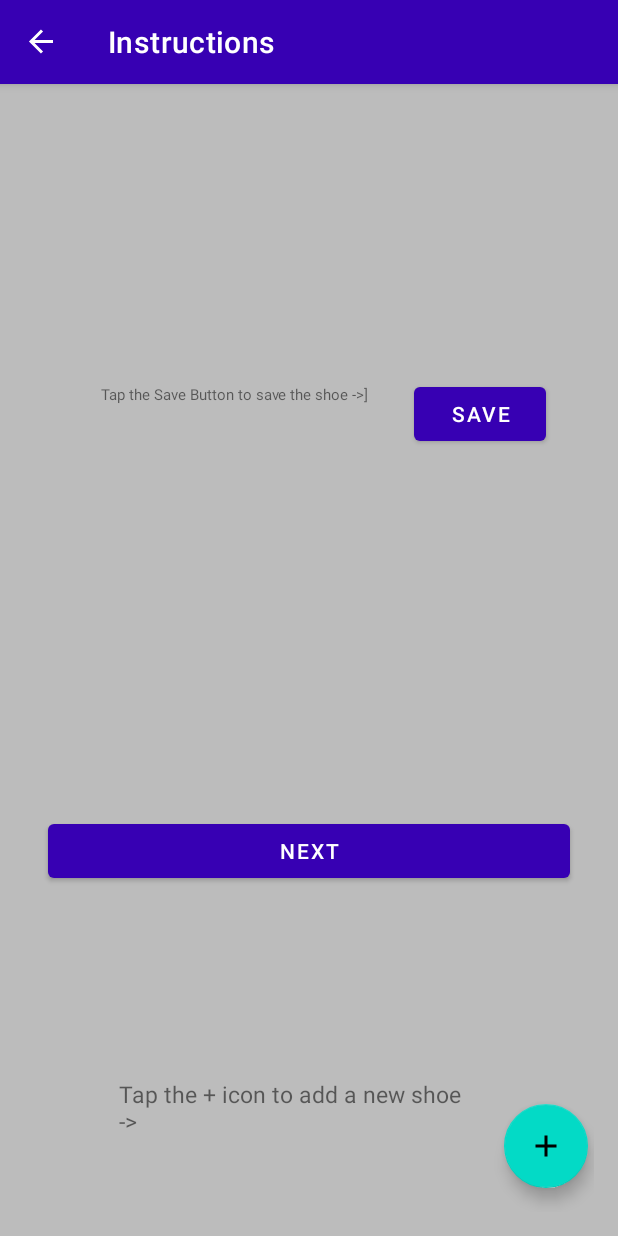
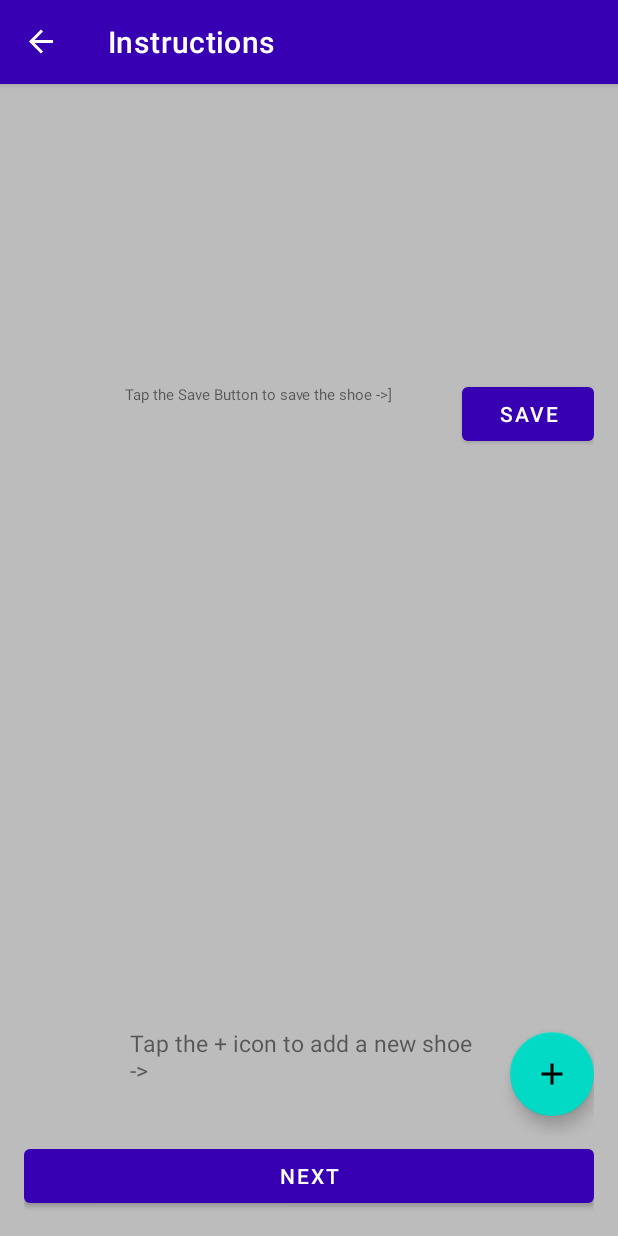
Before and after one commit to islamelhady/Shoe_Store_Inventory, an Android app: the InstructionsFragment screen opened through its navigation route, on a phone screen of 412 x 824 dp. Run offline under Robolectric (Android 15) with nearby library versions, the light colour scheme and no system bars; our stand-ins replace data binding, navigation-ui.

Commit message:
Add Instruction Screen and add pressing back from welcom to close app and logout menu

```diff
--- /dev/null
+++ b/app/src/main/java/com/elhady/inventory/viewmodel/SharedViewModel.kt
@@ -0,0 +1,6 @@
+package com.elhady.inventory.viewmodel
+
+import androidx.lifecycle.ViewModel
+
+class SharedViewModel: ViewModel() {
+}
--- a/app/src/main/res/drawable/ic_add.xml
+++ b/app/src/main/res/drawable/ic_add.xml
@@ -1,4 +1,4 @@
-<vector android:height="24dp" android:tint="#000000"
+<vector android:height="24dp"
     android:viewportHeight="24" android:viewportWidth="24"
     android:width="24dp" xmlns:android="http://schemas.android.com/apk/res/android">
     <path android:fillColor="@android:color/white" android:pathData="M19,13h-6v6h-2v-6H5v-2h6V5h2v6h6v2z"/>
--- a/app/src/main/res/layout/fragment_instructions.xml
+++ b/app/src/main/res/layout/fragment_instructions.xml
@@ -1,5 +1,5 @@
 <?xml version="1.0" encoding="utf-8"?>
-<layout xmlns:tools="http://schemas.android.com/tools"
+<layout
     xmlns:android="http://schemas.android.com/apk/res/android"
     xmlns:app="http://schemas.android.com/apk/res-auto">
 
@@ -9,6 +9,8 @@
             type="com.elhady.inventory.ui.InstructionsFragment" />
 
     </data>
+
+    <!--ConstraintLayout is used to avoid nested views and I can move the views anywhere easily    -->
 
     <androidx.constraintlayout.widget.ConstraintLayout
         android:id="@+id/instructions_constraint_layout"
@@ -23,7 +25,7 @@
             android:layout_width="wrap_content"
             android:layout_height="wrap_content"
             android:layout_marginTop="180dp"
-            android:layout_marginEnd="32dp"
+            android:clickable="false"
             android:text="@string/save"
             app:layout_constraintEnd_toEndOf="parent"
             app:layout_constraintTop_toTopOf="parent" />
@@ -45,43 +47,35 @@
             android:id="@+id/btnNext"
             android:layout_width="match_parent"
             android:layout_height="wrap_content"
-            android:layout_marginStart="16dp"
-            android:layout_marginTop="243dp"
-            android:layout_marginEnd="16dp"
             android:onClick="@{() -> instructionFragment.navigateToShoeList()}"
             android:text="@string/next"
+            app:layout_constraintBottom_toBottomOf="parent"
             app:layout_constraintEnd_toEndOf="parent"
             app:layout_constraintHorizontal_bias="0.0"
-            app:layout_constraintStart_toStartOf="parent"
-            app:layout_constraintTop_toBottomOf="@+id/btnSave" />
+            app:layout_constraintStart_toStartOf="parent" />
 
         <TextView
             android:id="@+id/instOne"
             android:layout_width="233dp"
             android:layout_height="wrap_content"
-            android:layout_marginStart="32dp"
-            android:layout_marginEnd="10dp"
-            android:layout_marginBottom="50dp"
+            android:layout_marginStart="78dp"
+            android:layout_marginEnd="28dp"
+            android:layout_marginBottom="36dp"
             android:text="@string/instruction_one"
             android:textSize="15sp"
-            app:layout_constraintBottom_toBottomOf="parent"
+            app:layout_constraintBottom_toTopOf="@+id/btnNext"
             app:layout_constraintEnd_toStartOf="@+id/floatingActionButton"
-            app:layout_constraintHorizontal_bias="0.7"
-            app:layout_constraintStart_toStartOf="parent"
-            app:layout_constraintTop_toBottomOf="@+id/btnNext"
-            app:layout_constraintVertical_bias="1.0" />
+            app:layout_constraintStart_toStartOf="parent" />
 
         <com.google.android.material.floatingactionbutton.FloatingActionButton
             android:id="@+id/floatingActionButton"
             android:layout_width="wrap_content"
             android:layout_height="wrap_content"
-            android:layout_marginEnd="4dp"
             android:layout_marginBottom="16dp"
+            android:clickable="false"
             android:src="@drawable/ic_add"
-            app:layout_constraintBottom_toBottomOf="parent"
-            app:layout_constraintEnd_toEndOf="parent"
-            app:layout_constraintTop_toBottomOf="@+id/btnNext"
-            app:layout_constraintVertical_bias="1.0" />
+            app:layout_constraintBottom_toTopOf="@+id/btnNext"
+            app:layout_constraintEnd_toEndOf="parent" />
 
     </androidx.constraintlayout.widget.ConstraintLayout>
 </layout>
--- a/app/src/main/res/layout/fragment_welcome.xml
+++ b/app/src/main/res/layout/fragment_welcome.xml
@@ -49,7 +49,7 @@
             android:id="@+id/start"
             android:layout_width="match_parent"
             android:layout_height="wrap_content"
-            android:text="@string/started"
+            android:text="@string/next"
             android:onClick="@{() -> welcomeFragment.navigateToInstructions()}"
             app:layout_constraintBottom_toBottomOf="parent"
             app:layout_constraintEnd_toEndOf="parent"
--- a/app/src/main/res/navigation/nav_graph.xml
+++ b/app/src/main/res/navigation/nav_graph.xml
@@ -12,7 +12,8 @@
         tools:layout="@layout/fragment_login" >
         <action
             android:id="@+id/action_loginFragment_to_welcomeFragment"
-            app:destination="@id/welcomeFragment" />
+            app:destination="@id/welcomeFragment"
+            app:popUpTo="@id/nav_graph" />
     </fragment>
     <fragment
         android:id="@+id/welcomeFragment"
--- a/app/src/main/res/values/strings.xml
+++ b/app/src/main/res/values/strings.xml
@@ -7,7 +7,6 @@
     <string name="register">Register</string>
     <string name="fragment_login">Login</string>
     <string name="welcome">welcome</string>
-    <string name="started">Start</string>
     <string name="fragment_welcome">Welcome</string>
     <string name="shoe_store_inventory">Shoe Store Inventory</string>
     <string name="fragment_instructions">Instructions</string>
@@ -15,4 +14,7 @@
     <string name="instruction_two"><![CDATA[Tap the Save Button to save the shoe ->]]>]</string>
     <string name="save">Save</string>
     <string name="next">Next</string>
+    <string name="fragment_list">Shoe List</string>
+    <string name="empty_list">There is no shoe</string>
+    <string name="logout">Logout</string>
 </resources>
```
Also changed, not shown: app/src/main/java/com/elhady/inventory/ui/ShoeListFragment.kt (+20 -4 lines), app/src/main/res/drawable/ic_logout.xml (added, +10 -0 lines), app/src/main/res/layout/fragment_shoe_list.xml (+43 -10 lines), app/src/main/res/menu/menu.xml (added, +10 -0 lines).
